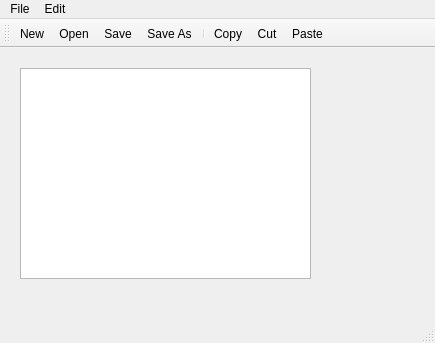
Old version of the form Beginner/TextEditor_QMainWindow/TextEditor2/mainwindow.ui in the repository develooper1994/Qt5WidgetLearning.
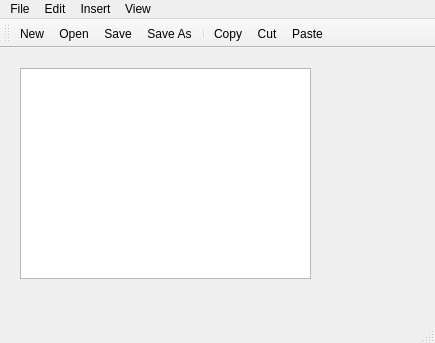
New version of the form. Icons and pictures are not drawn.

Commit message: TextEditor2 floatable and movable toolbar is complete

The edit to the form file:
```diff
--- a/Beginner/TextEditor_QMainWindow/TextEditor2/mainwindow.ui
+++ b/Beginner/TextEditor_QMainWindow/TextEditor2/mainwindow.ui
@@ -56,8 +56,30 @@
     <addaction name="actionSelect_All"/>
     <addaction name="actionSelect_None"/>
    </widget>
+   <widget class="QMenu" name="menuInsert">
+    <property name="title">
+     <string>Insert</string>
+    </property>
+    <addaction name="actionAnimals"/>
+    <addaction name="actionShapes"/>
+    <addaction name="actionFood"/>
+   </widget>
+   <widget class="QMenu" name="menuView">
+    <property name="title">
+     <string>View</string>
+    </property>
+    <addaction name="actionToolbar_top"/>
+    <addaction name="actionToolbar_bottom"/>
+    <addaction name="actionToolbar_left"/>
+    <addaction name="actionToolbar_right"/>
+    <addaction name="separator"/>
+    <addaction name="actionToolbar_floatable"/>
+    <addaction name="actionToolbar_movable"/>
+   </widget>
    <addaction name="menuFile"/>
    <addaction name="menuEdit"/>
+   <addaction name="menuInsert"/>
+   <addaction name="menuView"/>
   </widget>
   <widget class="QStatusBar" name="statusbar"/>
   <widget class="QToolBar" name="toolBar">
```
Left out of the diff: 51 changed lines with no effect on the pictures. The commit also changes 2 other files.
